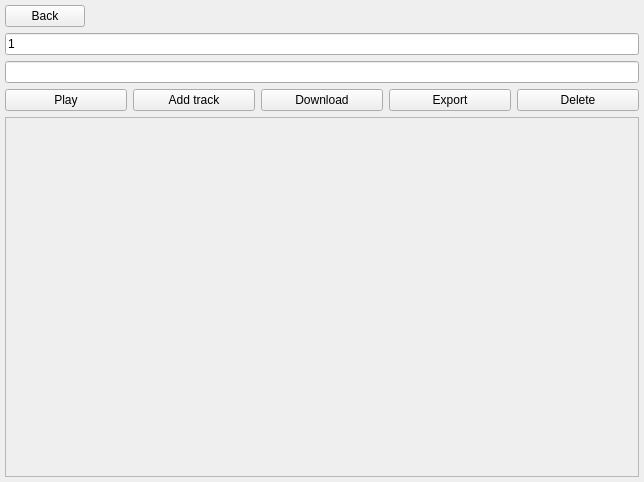
Firyst/MyMusicPlayer, file serendipity/ui/playlist_view.ui: the form before one commit.
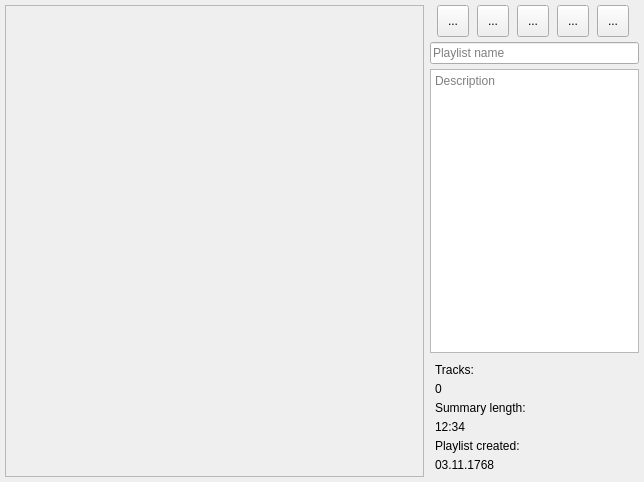
The form after the commit.

Commit message: Playlist view update

The edit to the form file:
```diff
--- a/serendipity/ui/playlist_view.ui
+++ b/serendipity/ui/playlist_view.ui
@@ -13,7 +13,7 @@
   <property name="windowTitle">
    <string>Form</string>
   </property>
-  <layout class="QVBoxLayout" name="verticalLayout">
+  <layout class="QGridLayout" name="gridLayout">
    <property name="leftMargin">
     <number>5</number>
    </property>
@@ -26,86 +26,14 @@
    <property name="bottomMargin">
     <number>5</number>
    </property>
-   <item>
-    <layout class="QVBoxLayout" name="verticalLayout_2">
-     <item>
-      <widget class="QPushButton" name="button_back">
-       <property name="sizePolicy">
-        <sizepolicy hsizetype="Fixed" vsizetype="Fixed">
-         <horstretch>0</horstretch>
-         <verstretch>0</verstretch>
-        </sizepolicy>
-       </property>
-       <property name="text">
-        <string>Back</string>
-       </property>
-      </widget>
-     </item>
-    </layout>
-   </item>
-   <item>
-    <widget class="QLineEdit" name="playlist_name_edit">
-     <property name="text">
-      <string>1</string>
-     </property>
-    </widget>
-   </item>
-   <item>
-    <widget class="QLineEdit" name="lineEdit"/>
-   </item>
-   <item>
-    <layout class="QHBoxLayout" name="horizontalLayout">
-     <item>
-      <widget class="QPushButton" name="button_play">
-       <property name="sizePolicy">
-        <sizepolicy hsizetype="Minimum" vsizetype="Preferred">
-         <horstretch>0</horstretch>
-         <verstretch>0</verstretch>
-        </sizepolicy>
-       </property>
-       <property name="text">
-        <string>Play</string>
-       </property>
-      </widget>
-     </item>
-     <item>
-      <widget class="QPushButton" name="button_add">
-       <property name="sizePolicy">
-        <sizepolicy hsizetype="Minimum" vsizetype="Preferred">
-         <horstretch>0</horstretch>
-         <verstretch>0</verstretch>
-        </sizepolicy>
-       </property>
-       <property name="text">
-        <string>Add track</string>
-       </property>
-      </widget>
-     </item>
-     <item>
-      <widget class="QPushButton" name="button_download">
-       <property name="text">
-        <string>Download</string>
-       </property>
-      </widget>
-     </item>
-     <item>
-      <widget class="QPushButton" name="button_export">
-       <property name="text">
-        <string>Export</string>
-       </property>
-      </widget>
-     </item>
-     <item>
-      <widget class="QPushButton" name="button_delete">
-       <property name="text">
-        <string>Delete</string>
-       </property>
-      </widget>
-     </item>
-    </layout>
-   </item>
-   <item>
+   <item row="0" column="0">
     <widget class="QScrollArea" name="scrollArea">
+     <property name="sizePolicy">
+      <sizepolicy hsizetype="Preferred" vsizetype="Preferred">
+       <horstretch>2</horstretch>
+       <verstretch>0</verstretch>
+      </sizepolicy>
+     </property>
      <property name="widgetResizable">
       <bool>true</bool>
      </property>
@@ -114,13 +42,271 @@
        <rect>
         <x>0</x>
         <y>0</y>
-        <width>632</width>
-        <height>324</height>
+        <width>414</width>
+        <height>470</height>
        </rect>
       </property>
      </widget>
     </widget>
    </item>
+   <item row="0" column="1">
+    <widget class="QStackedWidget" name="stackedWidget">
+     <property name="sizePolicy">
+      <sizepolicy hsizetype="Preferred" vsizetype="Preferred">
+       <horstretch>1</horstretch>
+       <verstretch>0</verstretch>
+      </sizepolicy>
+     </property>
+     <property name="currentIndex">
+      <number>1</number>
+     </property>
+     <widget class="QWidget" name="page">
+      <layout class="QVBoxLayout" name="verticalLayout">
+       <property name="leftMargin">
+        <number>0</number>
+       </property>
+       <property name="topMargin">
+        <number>0</number>
+       </property>
+       <property name="rightMargin">
+        <number>0</number>
+       </property>
+       <property name="bottomMargin">
+        <number>0</number>
+       </property>
+       <item>
+        <widget class="QWidget" name="search_properties" native="true">
+         <property name="sizePolicy">
+          <sizepolicy hsizetype="Preferred" vsizetype="Preferred">
+           <horstretch>1</horstretch>
+           <verstretch>0</verstretch>
+          </sizepolicy>
+         </property>
+         <layout class="QVBoxLayout" name="verticalLayout_5">
+          <property name="leftMargin">
+           <number>5</number>
+          </property>
+          <property name="topMargin">
+           <number>5</number>
+          </property>
+          <property name="rightMargin">
+           <number>5</number>
+          </property>
+          <property name="bottomMargin">
+           <number>5</number>
+          </property>
+          <item>
+           <widget class="QPushButton" name="button_back">
+            <property name="focusPolicy">
+             <enum>Qt::NoFocus</enum>
+            </property>
+            <property name="text">
+             <string> Back</string>
+            </property>
+           </widget>
+          </item>
+          <item>
+           <widget class="QScrollArea" name="properties_area">
+            <property name="sizePolicy">
+             <sizepolicy hsizetype="Preferred" vsizetype="Preferred">
+              <horstretch>0</horstretch>
+              <verstretch>1</verstretch>
+             </sizepolicy>
+            </property>
+            <property name="widgetResizable">
+             <bool>true</bool>
+            </property>
+            <widget class="QWidget" name="scrollAreaWidgetContents_4">
+             <property name="geometry">
+              <rect>
+               <x>0</x>
+               <y>0</y>
+               <width>194</width>
+               <height>426</height>
+              </rect>
+             </property>
+             <property name="layoutDirection">
+              <enum>Qt::LeftToRight</enum>
+             </property>
+             <layout class="QVBoxLayout" name="verticalLayout_9"/>
+            </widget>
+           </widget>
+          </item>
+         </layout>
+        </widget>
+       </item>
+      </layout>
+     </widget>
+     <widget class="QWidget" name="page_2">
+      <layout class="QVBoxLayout" name="verticalLayout_2">
+       <property name="spacing">
+        <number>5</number>
+       </property>
+       <property name="leftMargin">
+        <number>0</number>
+       </property>
+       <property name="topMargin">
+        <number>0</number>
+       </property>
+       <property name="rightMargin">
+        <number>0</number>
+       </property>
+       <property name="bottomMargin">
+        <number>0</number>
+       </property>
+       <item>
+        <layout class="QHBoxLayout" name="horizontalLayout_2">
+         <property name="spacing">
+          <number>1</number>
+         </property>
+         <item>
+          <widget class="QToolButton" name="button_play">
+           <property name="minimumSize">
+            <size>
+             <width>32</width>
+             <height>32</height>
+            </size>
+           </property>
+           <property name="text">
+            <string>...</string>
+           </property>
+          </widget>
+         </item>
+         <item>
+          <widget class="QToolButton" name="button_add">
+           <property name="minimumSize">
+            <size>
+             <width>32</width>
+             <height>32</height>
+            </size>
+           </property>
+           <property name="text">
+            <string>...</string>
+           </property>
+          </widget>
+         </item>
+         <item>
+          <widget class="QToolButton" name="button_download">
+           <property name="minimumSize">
+            <size>
+             <width>32</width>
+             <height>32</height>
+            </size>
+           </property>
+           <property name="text">
+            <string>...</string>
+           </property>
+          </widget>
+         </item>
+         <item>
+          <widget class="QToolButton" name="button_export">
+           <property name="minimumSize">
+            <size>
+             <width>32</width>
+             <height>32</height>
+            </size>
+           </property>
+           <property name="text">
+            <string>...</string>
+           </property>
+          </widget>
+         </item>
+         <item>
+          <widget class="QToolButton" name="button_delete">
+           <property name="minimumSize">
+            <size>
+             <width>32</width>
+             <height>32</height>
+            </size>
+           </property>
+           <property name="text">
+            <string>...</string>
+           </property>
+          </widget>
+         </item>
+        </layout>
+       </item>
+       <item>
+        <widget class="QLineEdit" name="lineEdit">
+         <property name="placeholderText">
+          <string>Playlist name</string>
+         </property>
+        </widget>
+       </item>
+       <item>
+        <widget class="QPlainTextEdit" name="plainTextEdit">
+         <property name="placeholderText">
+          <string>Description</string>
+         </property>
+        </widget>
+       </item>
+       <item>
+        <widget class="QWidget" name="props" native="true">
+         <layout class="QVBoxLayout" name="verticalLayout_3">
+          <property name="spacing">
+           <number>5</number>
+          </property>
+          <property name="leftMargin">
+           <number>5</number>
+          </property>
+          <property name="topMargin">
+           <number>5</number>
+          </property>
+          <property name="rightMargin">
+           <number>5</number>
+          </property>
+          <property name="bottomMargin">
+           <number>5</number>
+          </property>
+          <item>
+           <widget class="QLabel" name="label1">
+            <property name="text">
+             <string>Tracks:</string>
+            </property>
+           </widget>
+          </item>
+          <item>
+           <widget class="QLabel" name="label_tracks">
+            <property name="text">
+             <string>0</string>
+            </property>
+           </widget>
+          </item>
+          <item>
+           <widget class="QLabel" name="label2">
+            <property name="text">
+             <string>Summary length:</string>
+            </property>
+           </widget>
+          </item>
+          <item>
+           <widget class="QLabel" name="label_3">
+            <property name="text">
+             <string>12:34</string>
+            </property>
+           </widget>
+          </item>
+          <item>
+           <widget class="QLabel" name="label3">
+            <property name="text">
+             <string>Playlist created:</string>
+            </property>
+           </widget>
+          </item>
+          <item>
+           <widget class="QLabel" name="label_2">
+            <property name="text">
+             <string>03.11.1768</string>
+            </property>
+           </widget>
+          </item>
+         </layout>
+        </widget>
+       </item>
+      </layout>
+     </widget>
+    </widget>
+   </item>
   </layout>
  </widget>
  <resources/>
```
The commit also changes 3 other files.
